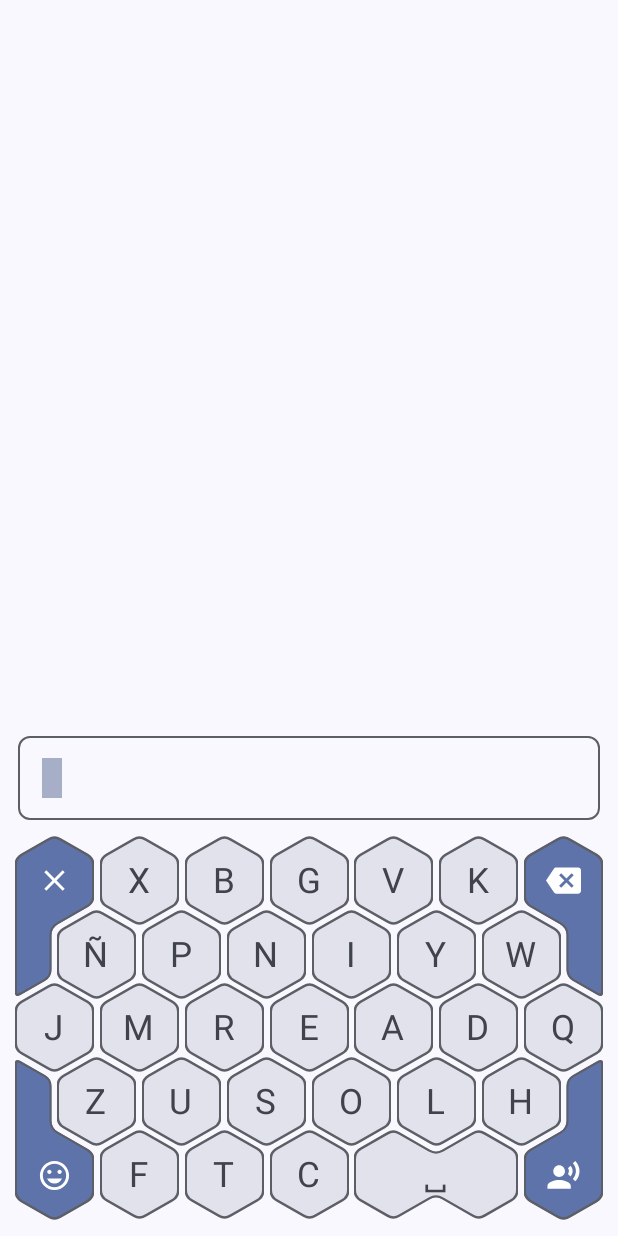
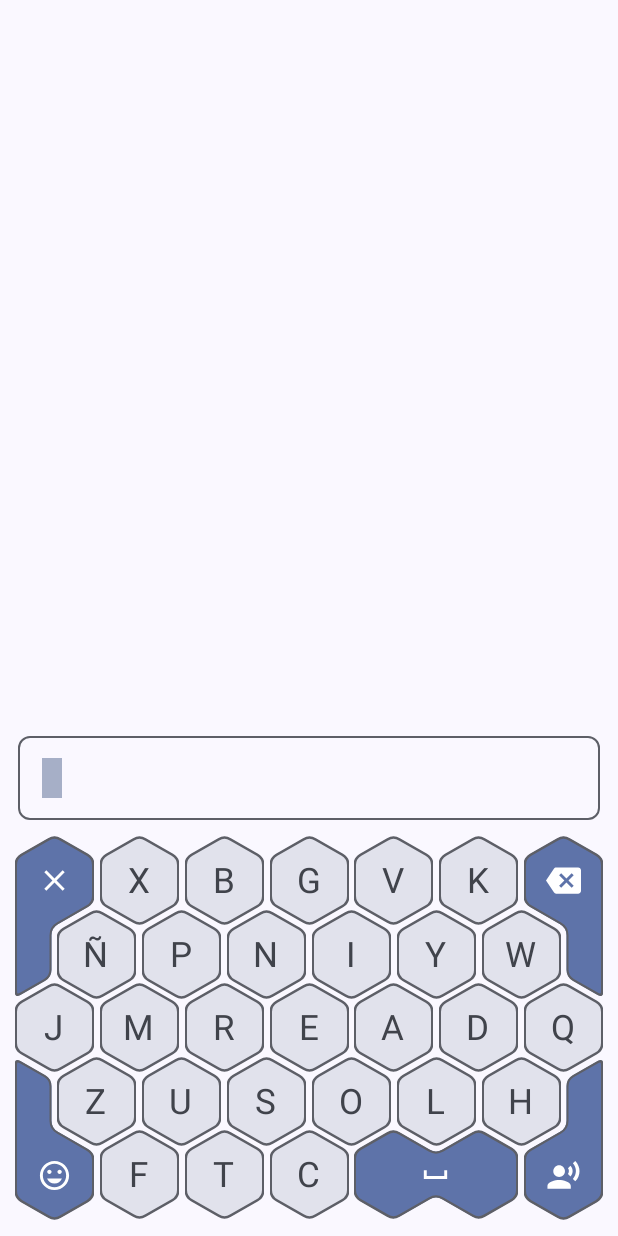
Before and after one commit to polrubiano/eyesense-keyboard, an Android app built with Jetpack Compose: the screen it shows after launch (MainActivity), on a phone screen of 412 x 824 dp. Run offline under Robolectric (Android 15) with nearby library versions, the phone set to English and light mode, and no system bars.

Commit message:
Decide each key's look in one place with KeyFace
KeyAssignment.face() returns what a key shows (a glyph or an icon) and
its style (character or action), and KeyView only draws it. The space
bar now shows a centred icon with the action style, since the "␣" glyph
sat on the font's baseline and looked low. The style follows the key's
content, not its shape.

```diff
--- a/app/src/main/java/pol/rubiano/eyesensekeyboard/keyboard/domain/KeyAction.kt
+++ b/app/src/main/java/pol/rubiano/eyesensekeyboard/keyboard/domain/KeyAction.kt
@@ -13,7 +13,7 @@ package pol.rubiano.eyesensekeyboard.keyboard.domain
  * compiler error is a breadcrumb:
  *
  * 1. **Here**: add a `data object` with a new, unique [id], and add it to [all].
- * 2. **What the key shows**: in `presentation/KeyView.kt` (compiler errors):
+ * 2. **What the key shows**: in `presentation/KeyFace.kt` (compiler errors):
  *    - `icon()`: create the drawable first (File > New > Vector Asset, 24 dp).
  *    - `description()`: add the text TalkBack reads to `strings.xml`.
  * 3. **What it does to the text**: [typed] in `Typing.kt` (compiler error). If it doesn't
--- /dev/null
+++ b/app/src/main/java/pol/rubiano/eyesensekeyboard/keyboard/presentation/KeyFace.kt
@@ -0,0 +1,75 @@
+package pol.rubiano.eyesensekeyboard.keyboard.presentation
+
+import androidx.annotation.DrawableRes
+import androidx.annotation.StringRes
+import pol.rubiano.eyesensekeyboard.R
+import pol.rubiano.eyesensekeyboard.keyboard.domain.KeyAction
+import pol.rubiano.eyesensekeyboard.keyboard.domain.KeyAssignment
+
+/**
+ * How a key looks: what it shows ([content]) and with which style ([style]).
+ *
+ * It's decided in **one place**, [face], so [KeyView] only draws what it's told.
+ * The style follows the key's **content**, not its shape: if the space bar ends up
+ * writing "e" after a swap, it looks like a letter.
+ */
+data class KeyFace(val content: Content, val style: Style) {
+
+    sealed interface Content {
+        /** Text drawn with the font (a letter, a phrase). */
+        data class Glyph(val text: String) : Content
+
+        /**
+         * A vector silhouette, tinted with the theme colour. [description] is what
+         * TalkBack reads, since an icon has no text.
+         */
+        data class Icon(@DrawableRes val icon: Int, @StringRes val description: Int) : Content
+    }
+
+    enum class Style {
+        /** Keys that write characters. */
+        CHARACTER,
+
+        /** Keys that act: functions, and control-like keys such as the space bar. */
+        ACTION,
+    }
+}
+
+/**
+ * The face of a key.
+ * - Space → icon + action style. A "␣" glyph sits on the font's baseline and looks low;
+ *   the icon is centred by its geometry.
+ * - Any other text → uppercase glyph + character style (letters are stored in lowercase).
+ * - Function → its icon + action style.
+ */
+fun KeyAssignment.face(): KeyFace = when (this) {
+    is KeyAssignment.Text ->
+        if (value == " ") {
+            KeyFace(KeyFace.Content.Icon(R.drawable.ic_space_bar, R.string.key_space), KeyFace.Style.ACTION)
+        } else {
+            KeyFace(KeyFace.Content.Glyph(value.uppercase()), KeyFace.Style.CHARACTER)
+        }
+    is KeyAssignment.Function ->
+        KeyFace(KeyFace.Content.Icon(action.icon(), action.description()), KeyFace.Style.ACTION)
+}
+
+/**
+ * The icon a function key shows. It's a silhouette: its colour comes from the theme
+ * (the `tint` in [KeyView]), so it follows any future style change.
+ */
+@DrawableRes
+fun KeyAction.icon(): Int = when (this) {
+    KeyAction.DeleteCharacter -> R.drawable.ic_backspace
+    KeyAction.ClearText -> R.drawable.ic_clear_all
+    KeyAction.Speak -> R.drawable.ic_speak_text
+    KeyAction.SelectEmotion -> R.drawable.ic_mood
+}
+
+/** What TalkBack reads for a function key. */
+@StringRes
+fun KeyAction.description(): Int = when (this) {
+    KeyAction.DeleteCharacter -> R.string.key_delete_character
+    KeyAction.ClearText -> R.string.key_clear_text
+    KeyAction.Speak -> R.string.key_speak
+    KeyAction.SelectEmotion -> R.string.key_select_emotion
+}
--- a/app/src/main/java/pol/rubiano/eyesensekeyboard/keyboard/presentation/KeyView.kt
+++ b/app/src/main/java/pol/rubiano/eyesensekeyboard/keyboard/presentation/KeyView.kt
@@ -1,7 +1,5 @@
 package pol.rubiano.eyesensekeyboard.keyboard.presentation
 
-import androidx.annotation.DrawableRes
-import androidx.annotation.StringRes
 import androidx.compose.foundation.background
 import androidx.compose.foundation.border
 import androidx.compose.foundation.layout.Box
@@ -17,48 +15,24 @@ import androidx.compose.ui.platform.LocalDensity
 import androidx.compose.ui.res.painterResource
 import androidx.compose.ui.res.stringResource
 import androidx.compose.ui.unit.dp
-import pol.rubiano.eyesensekeyboard.R
 import pol.rubiano.eyesensekeyboard.hexgrid.presentation.HexSlotScope
-import pol.rubiano.eyesensekeyboard.keyboard.domain.KeyAction
 import pol.rubiano.eyesensekeyboard.keyboard.domain.KeyAssignment
 
-/** What a text key shows. Letters are stored in lowercase and shown in uppercase. */
-fun KeyAssignment.Text.label(): String = if (value == " ") "␣" else value.uppercase()
-
 /**
- * The icon a function key shows. It's a silhouette: its colour comes from the theme
- * (the `tint` in [KeyView]), so it follows any future style change.
- */
-@DrawableRes
-fun KeyAction.icon(): Int = when (this) {
-    KeyAction.DeleteCharacter -> R.drawable.ic_backspace
-    KeyAction.ClearText -> R.drawable.ic_clear_all
-    KeyAction.Speak -> R.drawable.ic_speak_text
-    KeyAction.SelectEmotion -> R.drawable.ic_mood
-}
-
-/** What TalkBack reads for a function key, since the icon has no text. */
-@StringRes
-fun KeyAction.description(): Int = when (this) {
-    KeyAction.DeleteCharacter -> R.string.key_delete_character
-    KeyAction.ClearText -> R.string.key_clear_text
-    KeyAction.Speak -> R.string.key_speak
-    KeyAction.SelectEmotion -> R.string.key_select_emotion
-}
-
-/**
- * Draws one key inside its slot (hexagon or corner key). [key] is null for a free slot,
- * which is drawn as an outline only.
+ * Draws one key inside its slot. [key] is null for a free slot, which is drawn as an
+ * outline only. What it shows and how it looks come from its [face]: this function only
+ * turns the face into Compose.
  *
- * Text keys show their [label]; function keys show their [icon], at the same relative size.
+ * Glyphs and icons take the same share of the label area, so they look balanced.
  */
 @Composable
 fun HexSlotScope.KeyView(key: KeyAssignment?) {
     val colors = MaterialTheme.colorScheme
-    val fill = when (key) {
-        null -> Color.Transparent
-        is KeyAssignment.Function -> colors.primaryContainer
-        is KeyAssignment.Text -> colors.surfaceVariant
+    val face = key?.face()
+    val (fill, onFill) = when (face?.style) {
+        null -> Color.Transparent to Color.Transparent
+        KeyFace.Style.CHARACTER -> colors.surfaceVariant to colors.onSurfaceVariant
+        KeyFace.Style.ACTION -> colors.primaryContainer to colors.onPrimaryContainer
     }
     Box(
         Modifier
@@ -67,20 +41,20 @@ fun HexSlotScope.KeyView(key: KeyAssignment?) {
             .border(1.dp, colors.outline, shape)
     )
     val contentSize = labelAreaSize * 0.45f
-    when (key) {
-        is KeyAssignment.Text -> Text(
-            text = key.label(),
+    when (val content = face?.content) {
+        is KeyFace.Content.Glyph -> Text(
+            text = content.text,
             modifier = Modifier.alignToSlotCenter(),
-            color = colors.onSurfaceVariant,
+            color = onFill,
             fontSize = with(LocalDensity.current) { contentSize.toSp() },
         )
-        is KeyAssignment.Function -> Icon(
-            painter = painterResource(key.action.icon()),
-            contentDescription = stringResource(key.action.description()),
+        is KeyFace.Content.Icon -> Icon(
+            painter = painterResource(content.icon),
+            contentDescription = stringResource(content.description),
             modifier = Modifier
                 .alignToSlotCenter()
                 .size(contentSize),
-            tint = colors.onPrimaryContainer,
+            tint = onFill,
         )
         null -> Unit
     }
--- /dev/null
+++ b/app/src/main/res/drawable/ic_space_bar.xml
@@ -0,0 +1,20 @@
+<!--
+  ~ Copyright (C) 2026 The Android Open Source Project
+  ~
+  ~ Licensed under the Apache License, Version 2.0 (the "License");
+  ~ you may not use this file except in compliance with the License.
+  ~ You may obtain a copy of the License at
+  ~
+  ~      http://www.apache.org/licenses/LICENSE-2.0
+  ~
+  ~ Unless required by applicable law or agreed to in writing, software
+  ~ distributed under the License is distributed on an "AS IS" BASIS,
+  ~ WITHOUT WARRANTIES OR CONDITIONS OF ANY KIND, either express or implied.
+  ~ See the License for the specific language governing permissions and
+  ~ limitations under the License.
+  -->
+<vector xmlns:android="http://schemas.android.com/apk/res/android" android:height="24dp" android:tint="#000000" android:viewportHeight="24" android:viewportWidth="24" android:width="24dp">
+
+    <path android:fillColor="@android:color/white" android:pathData="M18,9v4H6V9H4v6h16V9z"/>
+
+</vector>
--- a/app/src/main/res/values/strings.xml
+++ b/app/src/main/res/values/strings.xml
@@ -1,7 +1,8 @@
 <resources>
     <string name="app_name">EyeSenseKeyboard</string>
 
-    <!-- What TalkBack reads for each function key -->
+    <!-- What TalkBack reads for each key shown as an icon -->
+    <string name="key_space">Espacio</string>
     <string name="key_delete_character">Borrar carácter</string>
     <string name="key_clear_text">Borrar todo el texto</string>
     <string name="key_speak">Leer en voz alta</string>
```
Also changed, not shown: 1 other file.
